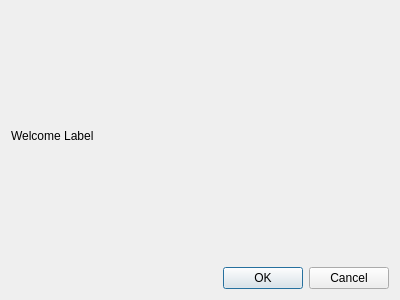
This is ui/page01welcome.ui in nrosenstein-c4d/c4d-plugin-installer as Qt 5 draws it before an edit. The edited form follows.
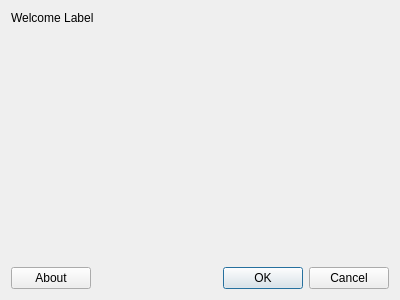
This is the edited form.

Commit message: Move About button to Welcome page to prevent it from cluttering the Banner UI

```diff
--- a/ui/page01welcome.ui
+++ b/ui/page01welcome.ui
@@ -22,11 +22,38 @@
     </widget>
    </item>
    <item>
+    <spacer name="verticalSpacer">
+     <property name="orientation">
+      <enum>Qt::Vertical</enum>
+     </property>
+     <property name="sizeHint" stdset="0">
+      <size>
+       <width>20</width>
+       <height>40</height>
+      </size>
+     </property>
+    </spacer>
+   </item>
+   <item>
+    <layout class="QHBoxLayout" name="horizontalLayout" stretch="0,0">
+     <property name="sizeConstraint">
+      <enum>QLayout::SetDefaultConstraint</enum>
+     </property>
+     <item>
+      <widget class="QPushButton" name="buttonAbout">
+       <property name="text">
+        <string>About</string>
+       </property>
+      </widget>
+     </item>
+     <item>
     <widget class="QDialogButtonBox" name="buttonBox">
      <property name="standardButtons">
       <set>QDialogButtonBox::Cancel|QDialogButtonBox::Ok</set>
      </property>
     </widget>
+     </item>
+    </layout>
    </item>
   </layout>
  </widget>
```
Lines whose indentation alone changed are shown as unchanged. The commit also changes 3 other files.
